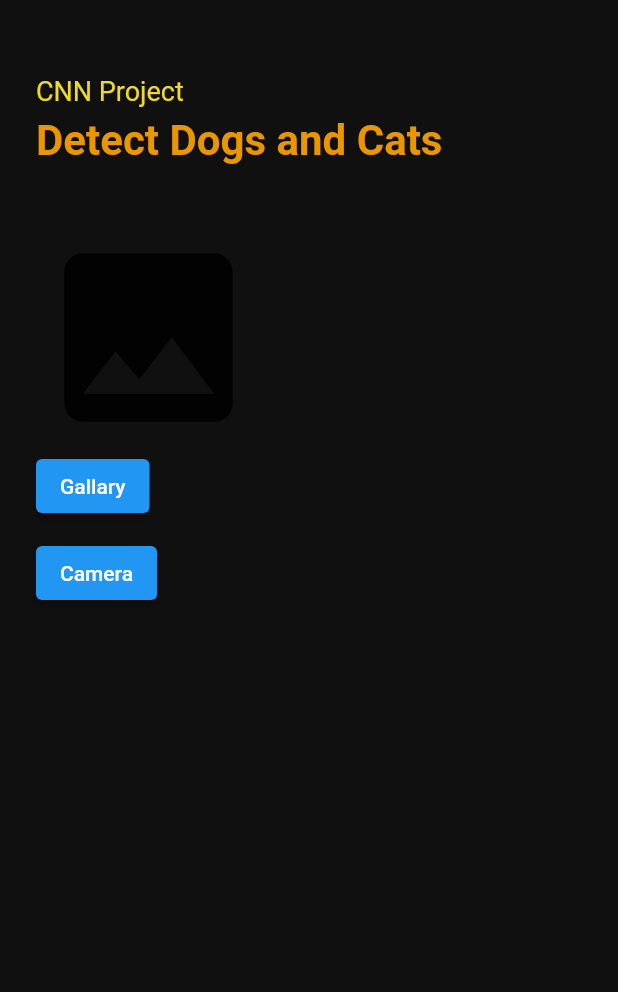
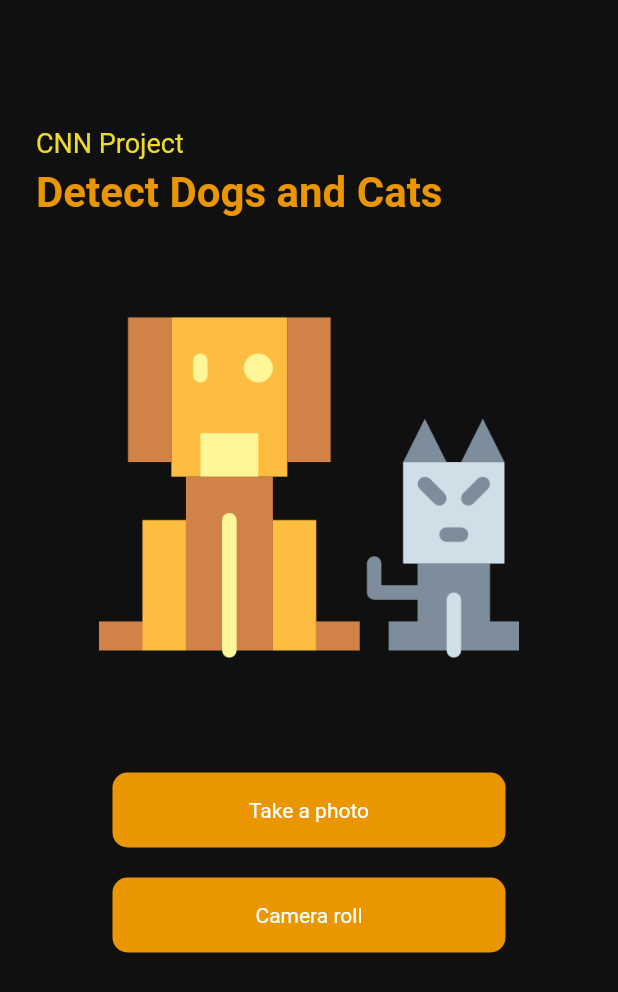
Before and after one commit to offfahad/cat-and-dog-detector-app-flutter, a Flutter app: the screen it shows after launch, on a phone screen of 412 x 824 dp. Shown: the top 992 px of the screen. Run offline on Flutter 3.47's test engine with Material 2 defaults, Android fonts, the phone set to English and light mode, and no system bars; our stand-ins replace file_picker, image_picker.

Commit message:
basic-layout-done

```diff
--- a/lib/main.dart
+++ b/lib/main.dart
@@ -29,11 +29,13 @@
 }
 
 class _MyHomePageState extends State<MyHomePage> {
+   bool _loading = true;
   @override
   Widget build(BuildContext context) {
     final ImagePicker picker = ImagePicker();
     FilePickerResult? filePickerResult;
     File? image;
+
 
     chooseImage() async {
       if (Platform.isIOS || Platform.isAndroid) {
@@ -72,11 +74,10 @@
       body: Container(
         padding: const EdgeInsets.symmetric(horizontal: 24),
         child: Column(
-
           crossAxisAlignment: CrossAxisAlignment.start,
           children: <Widget>[
             const SizedBox(
-              height: 50,
+              height: 85,
             ),
             const Text(
               'CNN Project',
@@ -96,26 +97,77 @@
             const SizedBox(
               height: 40,
             ),
-            image != null
-                ? Image.file(image!)
-                : const Icon(
-                    Icons.image,
-                    size: 150,
+            Center(
+              child: _loading
+                  ? SizedBox(
+                      width: 280,
+                      child: Column(children: [
+                        Image.asset('assets/cat.png'),
+                        const SizedBox(
+                          height: 50,
+                        ),
+                      ]),
+                    )
+                  : SizedBox(),
+            ),
+            SizedBox(
+              width: MediaQuery.of(context).size.width,
+              child: Column(children: [
+                GestureDetector(
+                  onTap: () {},
+                  child: Container(
+                    width: MediaQuery.of(context).size.width - 150,
+                    alignment: Alignment.center,
+                    padding: const EdgeInsets.symmetric(
+                      horizontal: 24,
+                      vertical: 17,
+                    ),
+                    decoration: BoxDecoration(
+                      color: const Color(0xFFE99600),
+                      borderRadius: BorderRadius.circular(10),
+                    ),
+                    child: const Text('Take a photo', style: TextStyle(color: Colors.white),),
                   ),
-            ElevatedButton(
-              onPressed: () {
-                chooseImage();
-              },
-              child: const Text('Gallary'),
-            ),
-            const SizedBox(
-              height: 10,
-            ),
-            ElevatedButton(
-                onPressed: () {
-                  captureImage();
-                },
-                child: const Text('Camera'))
+                ),
+                const SizedBox(height: 20,),
+                GestureDetector(
+                  onTap: () {},
+                  child: Container(
+                    width: MediaQuery.of(context).size.width - 150,
+                    alignment: Alignment.center,
+                    padding: const EdgeInsets.symmetric(
+                      horizontal: 24,
+                      vertical: 17,
+                    ),
+                    decoration: BoxDecoration(
+                      color: const Color(0xFFE99600),
+                      borderRadius: BorderRadius.circular(10),
+                    ),
+                    child: const Text('Camera roll', style: TextStyle(color: Colors.white),),
+                  ),
+                ),
+              ]),
+            )
+            // image != null
+            //     ? Image.file(image!)
+            //     : const Icon(
+            //         Icons.image,
+            //         size: 150,
+            //       ),
+            // ElevatedButton(
+            //   onPressed: () {
+            //     chooseImage();
+            //   },
+            //   child: const Text('Gallary'),
+            // ),
+            // const SizedBox(
+            //   height: 10,
+            // ),
+            // ElevatedButton(
+            //     onPressed: () {
+            //       captureImage();
+            //     },
+            //     child: const Text('Camera'))
           ],
         ),
       ),
--- a/pubspec.yaml
+++ b/pubspec.yaml
@@ -62,7 +62,7 @@ flutter:
 
   # To add assets to your application, add an assets section, like this:
   assets:
-   - assets/cat.png
+    - assets/
   #   - images/a_dot_ham.jpeg
 
   # An image asset can refer to one or more resolution-specific "variants", see
```
